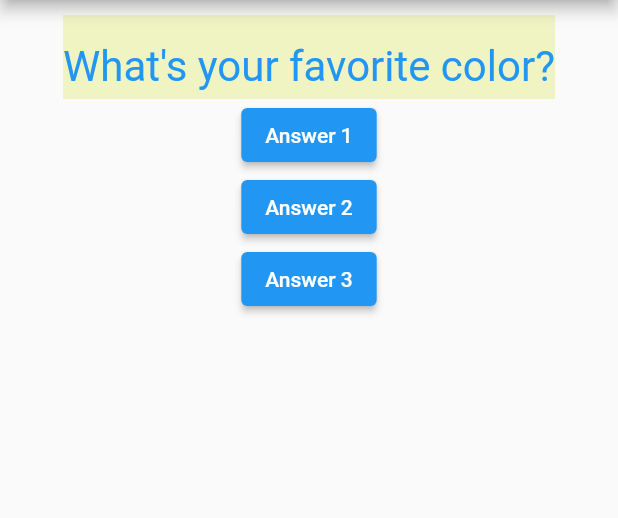
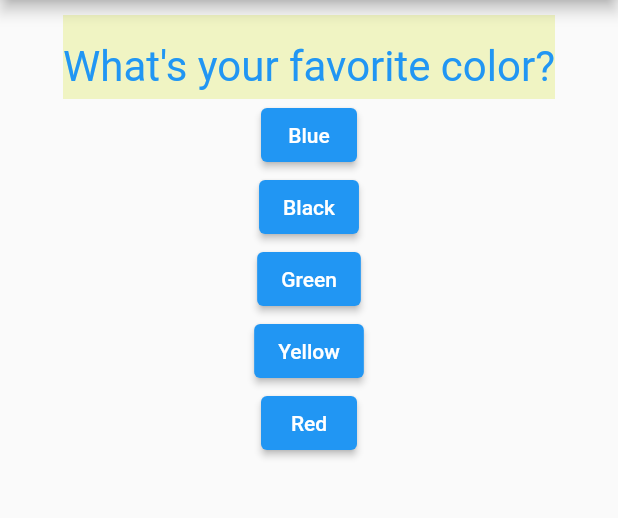
Before and after one commit to mubinbin/flutter-question-quiz, a Flutter app: the screen it shows after launch, on a phone screen of 412 x 824 dp, the part 84-602 px from its top. Run offline on Flutter 3.47's test engine with Material 2 defaults, Android fonts, the phone set to English and light mode, and no system bars.

Commit message:
dynamically display number of widgets for answers

```diff
--- a/lib/main.dart
+++ b/lib/main.dart
@@ -14,14 +14,14 @@ class MyApp extends StatefulWidget {
 class _MyAppState extends State<MyApp> {
   var _qustionIndex = 0;
 
-  void _onPressHandler() {
+  void _onPressHandler(String answer) {
     if (_qustionIndex < 2) {
       setState(() {
         _qustionIndex++;
       });
-      print(_qustionIndex);
+      print(answer);
     } else {
-      print(_qustionIndex);
+      print(answer);
       setState(() {
         _qustionIndex = 0;
       });
@@ -31,11 +31,20 @@ class _MyAppState extends State<MyApp> {
 
   @override
   Widget build(BuildContext context) {
-    const _questions = [
-      "What's your favorite color?",
-      "What's your favorite car?",
-      "How are you doing?"
-    ];
+    const _question1 = {
+      "question": "What's your favorite color?",
+      "answers": ["Blue", "Black", "Green", "Yellow", "Red"]
+    };
+    const _question2 = {
+      "question": "What is the scariest animal?",
+      "answers": ["Snake", "Tiger"]
+    };
+    const _question3 = {
+      "question": "What's your favorite car?",
+      "answers": ["BMW", "Mercedes", "Audi"]
+    };
+
+    const _questions = [_question1, _question2, _question3];
 
     return MaterialApp(
       // Scaffold gives basic app design
@@ -46,19 +55,14 @@ class _MyAppState extends State<MyApp> {
         // Scaffold's body only takes one widget
         body: Column(
           children: [
-            Question(_questions[_qustionIndex], null),
-            Answer(
-              answerText: "Answer 1",
-              onPressedHandler: _onPressHandler,
-            ),
-            Answer(
-              answerText: "Answer 2",
-              onPressedHandler: _onPressHandler,
-            ),
-            Answer(
-              answerText: "Answer 3",
-              onPressedHandler: _onPressHandler,
-            ),
+            Question(_questions[_qustionIndex]["question"] as String, null),
+            ...(_questions[_qustionIndex]["answers"] as List<String>)
+                .map((answerItem) {
+              return Answer(
+                answerText: answerItem,
+                onPressedHandler: () => _onPressHandler(answerItem),
+              );
+            }),
           ],
         ),
       ),
```
